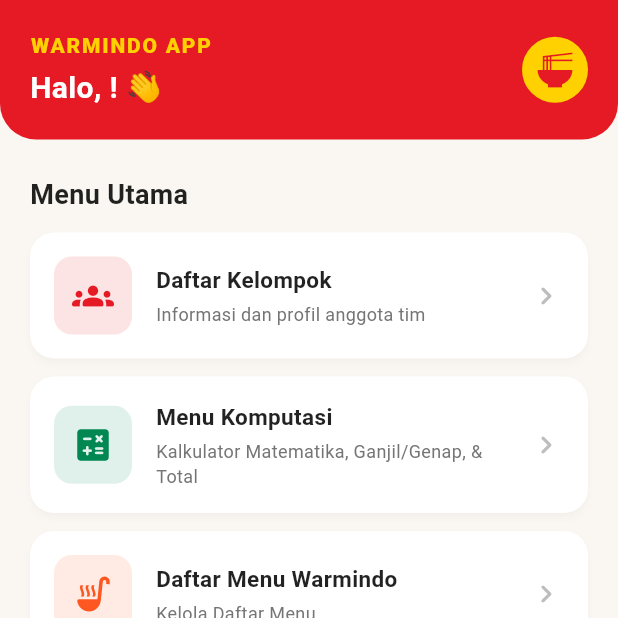
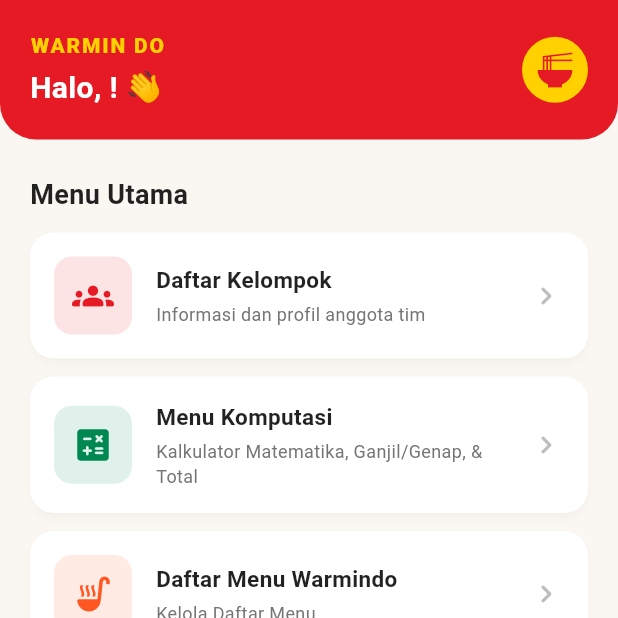
Before and after one commit to kakyoindonut321/aplikasi_kalkulator_tugas2, a Flutter app: the HomeScreen screen opened directly, on a phone screen of 412 x 824 dp, the top half of it. Run offline on Flutter 3.47's test engine with Material 3 defaults, Android fonts, the phone set to English and light mode, and no system bars; our stand-ins replace shared_preferences, sqflite; accounts and stored records are empty.

Commit message:
edit lagi

```diff
--- a/lib/screens/home_screen.dart
+++ b/lib/screens/home_screen.dart
@@ -38,7 +38,7 @@ class HomeScreen extends StatelessWidget {
                           crossAxisAlignment: CrossAxisAlignment.start,
                           children: [
                             const Text(
-                              'WARMINDO APP',
+                              'WARMIN DO',
                               style: TextStyle(
                                 color: warmindoYellow,
                                 fontWeight: FontWeight.w900,
```
